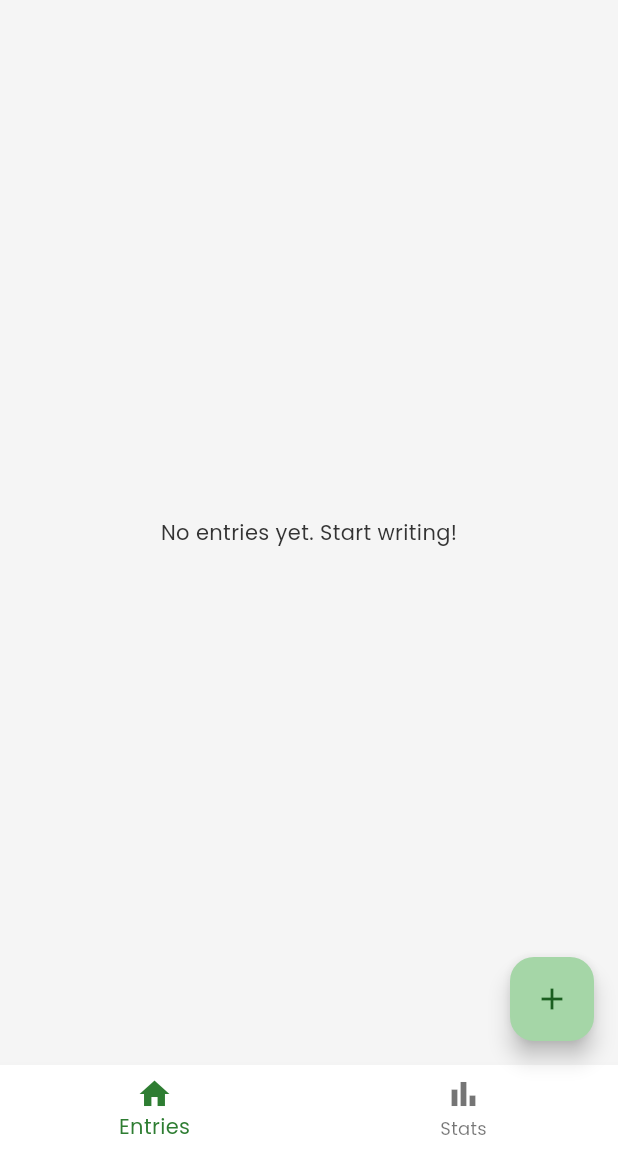
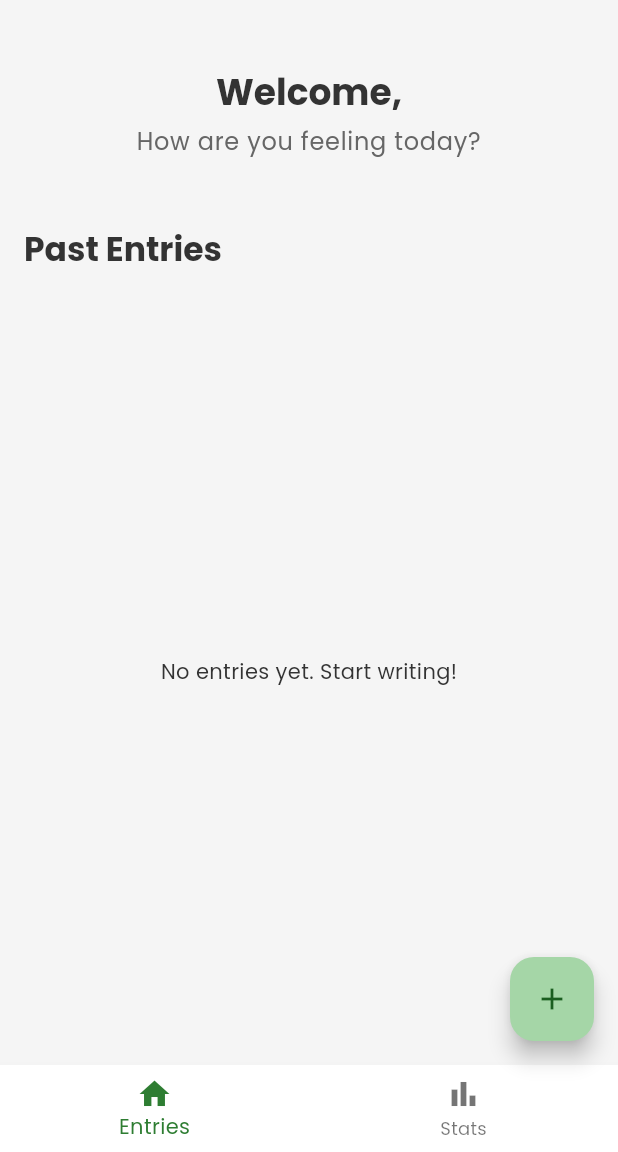
Before and after one commit to imanmysarah3108/mindgarden, a Flutter app: the screen it shows once a user with an empty profile is signed in, on a phone screen of 412 x 824 dp, the part 84-1236 px from its top. Run offline on Flutter 3.47's test engine with Material 3 defaults, Android fonts, the phone set to English and light mode, and no system bars; our stand-ins replace google_fonts, image_picker, supabase_flutter; accounts and stored records are empty.

Commit message:
welcome message kat home page, adjust layout

```diff
--- a/lib/screens/home_page.dart
+++ b/lib/screens/home_page.dart
@@ -17,6 +17,7 @@ class HomePage extends StatefulWidget {
 class _HomePageState extends State<HomePage> {
   int _currentIndex = 0;
   late Future<List<Entry>> _entriesFuture;
+  String? _nickname; // State variable to store the user's nickname
 
   // The screens list will now be built within the _HomePageInherited scope
   // to ensure they have access to the inherited data.
@@ -31,6 +32,32 @@ class _HomePageState extends State<HomePage> {
   void initState() {
     super.initState();
     _refreshEntries();
+    _fetchUserProfile(); // Fetch user profile when the page initializes
+  }
+
+  Future<void> _fetchUserProfile() async {
+    final userId = supabase.auth.currentUser?.id;
+    if (userId == null) return;
+
+    try {
+      final response = await supabase
+          .from('profiles')
+          .select('nickname')
+          .eq('user_id', userId)
+          .single(); // Use single() to get a single row
+
+      if (response != null && response['nickname'] != null) {
+        setState(() {
+          _nickname = response['nickname'] as String;
+        });
+      }
+    } catch (e) {
+      if (mounted) {
+        ScaffoldMessenger.of(context).showSnackBar(
+          SnackBar(content: Text('Failed to fetch user profile: $e')),
+        );
+      }
+    }
   }
 
   Future<List<Entry>> _fetchEntries() async {
@@ -76,6 +103,7 @@ class _HomePageState extends State<HomePage> {
       entriesFuture: _entriesFuture,
       refreshEntries: _refreshEntries,
       deleteEntry: _deleteEntry,
+      nickname: _nickname, // Pass the nickname to the inherited widget
       child: Scaffold(
         appBar: AppBar(
           title: const Text('Mind Garden'),
@@ -159,14 +187,58 @@ class EntriesListScreen extends StatelessWidget {
     final homePageInherited = _HomePageInherited.of(context);
 
     // Provide a fallback or handle the null case if homePageInherited could be null
-    // (though with the fix above, it should not be null here)
     if (homePageInherited == null) {
       return const Center(child: Text('Error: Home page data not available.'));
     }
 
     final entriesFuture = homePageInherited.entriesFuture;
+    final nickname = homePageInherited.nickname; // Get nickname from inherited widget
 
-    return RefreshIndicator(
+    return Column( // Use a Column to stack the welcome message and the list
+      crossAxisAlignment: CrossAxisAlignment.stretch, // Stretch to take full width
+      children: [
+        Padding(
+          padding: const EdgeInsets.all(16.0),
+          child: Column(
+            crossAxisAlignment: CrossAxisAlignment.center, // Keep this for inner centering
+            children: [
+              const SizedBox(height: 30),
+              Text(
+                'Welcome, ${nickname ?? 'User'}', // Display nickname, with 'User' as fallback
+                style: Theme.of(context).textTheme.headlineSmall?.copyWith(
+                      fontWeight: FontWeight.bold,
+                      color: Theme.of(context).colorScheme.onSurface,
+                    ),
+                textAlign: TextAlign.center, // Center the text
+              ),
+              const SizedBox(height: 4),
+              Text(
+                'How are you feeling today?',
+                style: Theme.of(context).textTheme.bodyLarge?.copyWith(
+                      color: Theme.of(context).colorScheme.onSurfaceVariant,
+                    ),
+                textAlign: TextAlign.center, // Center the text
+              ),
+              const SizedBox(height: 30), // Space after "How are you feeling today?"
+            ],
+          ),
+        ),
+        Padding( // New Padding for "Past Entries" to control its alignment
+          padding: const EdgeInsets.symmetric(horizontal: 16.0), // Match horizontal padding
+          child: Align(
+            alignment: Alignment.centerLeft, // Align to the left
+            child: Text(
+              'Past Entries',
+              style: Theme.of(context).textTheme.titleLarge?.copyWith(
+                    fontWeight: FontWeight.bold,
+                    color: Theme.of(context).colorScheme.onSurface,
+                  ),
+            ),
+          ),
+        ),
+        const SizedBox(height: 5), // Space between "Past Entries" and the list
+        Expanded( // Wrap the RefreshIndicator with Expanded
+          child: RefreshIndicator(
             onRefresh: () async {
               await homePageInherited.refreshEntries();
             },
@@ -243,6 +315,9 @@ class EntriesListScreen extends StatelessWidget {
                 }
               },
             ),
+          ),
+        ),
+      ],
     );
   }
 }
@@ -251,17 +326,20 @@ class _HomePageInherited extends InheritedWidget {
   final Future<List<Entry>> entriesFuture;
   final Future<void> Function() refreshEntries;
   final Future<void> Function(String) deleteEntry;
+  final String? nickname; // New property for nickname
 
   const _HomePageInherited({
+    super.key, // Add key to constructor
     required super.child,
     required this.entriesFuture,
     required this.refreshEntries,
     required this.deleteEntry,
+    this.nickname, // Include nickname in constructor
   });
 
   @override
   bool updateShouldNotify(_HomePageInherited oldWidget) =>
-      entriesFuture != oldWidget.entriesFuture;
+      entriesFuture != oldWidget.entriesFuture || nickname != oldWidget.nickname; // Update condition
 
   static _HomePageInherited? of(BuildContext context) {
     return context.dependOnInheritedWidgetOfExactType<_HomePageInherited>();
```
Lines whose indentation alone changed are shown as unchanged.
